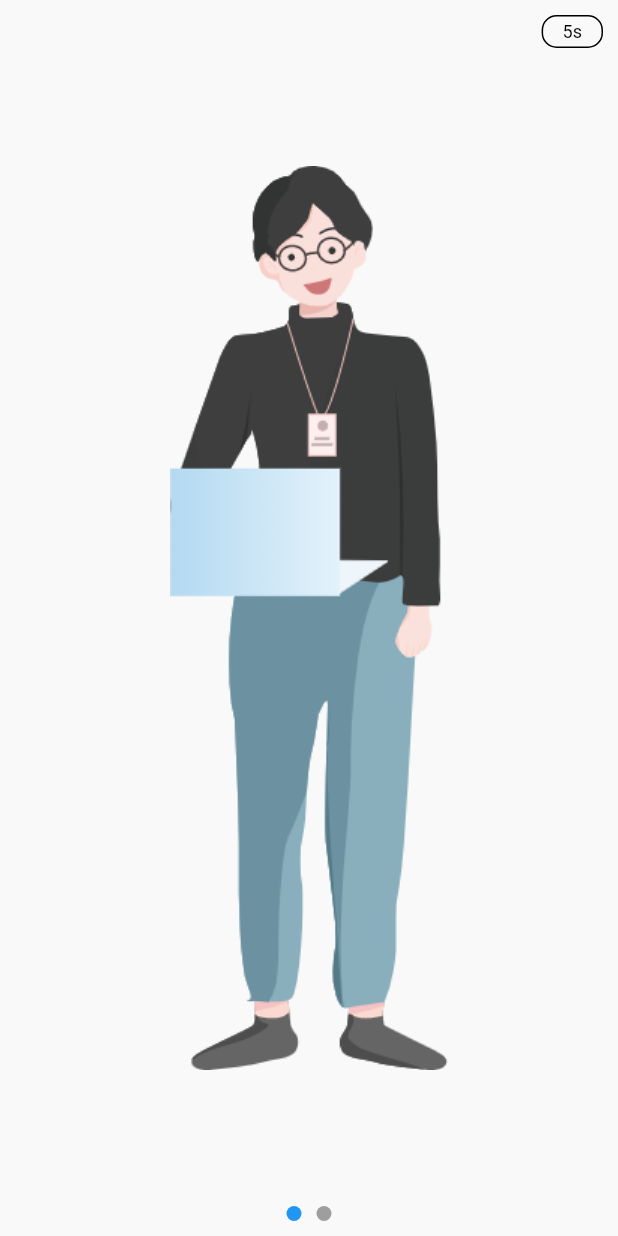
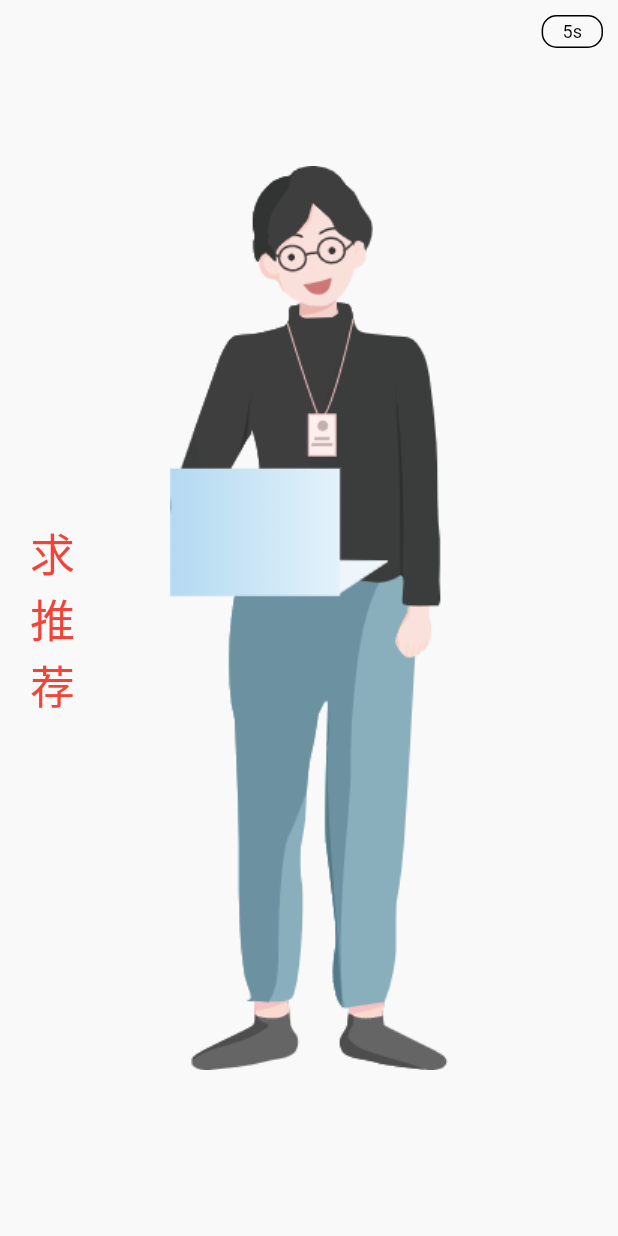
Before and after one commit to woshilll/book_app, a Flutter app: the first screen one second after launch, on a phone screen of 412 x 824 dp. Run offline on Flutter 3.47's test engine with Material 2 defaults, Android fonts, the phone set to English and light mode, and no system bars; our stand-ins replace cached_network_image, dio, flutter_easyloading, flutter_svg, get, logger and 4 more; accounts and stored records are empty.

Commit message:
主页美化

```diff
--- a/lib/main.dart
+++ b/lib/main.dart
@@ -1,3 +1,5 @@
+import 'dart:io';
+
 import 'package:book_app/app_binding.dart';
 import 'package:book_app/di.dart';
 import 'package:book_app/lang/lang_service.dart';
@@ -8,6 +10,7 @@ import 'package:book_app/util/constant.dart';
 import 'package:book_app/util/save_util.dart';
 import 'package:book_app/util/system_utils.dart';
 import 'package:flutter/material.dart';
+import 'package:flutter/services.dart';
 import 'package:flutter_easyloading/flutter_easyloading.dart';
 import 'package:get/get.dart';
 
@@ -15,6 +18,12 @@ void main() async {
   WidgetsFlutterBinding.ensureInitialized();
   await DependencyInjection.init();
   runApp(const App());
+  // if (Platform.isAndroid) {
+  //     // 以下两行 设置android状态栏为透明的沉浸。写在组件渲染之后，是为了在渲染后进行set赋值，覆盖状态栏，写在渲染之前MaterialApp组件会覆盖掉这个值。
+  //     SystemUiOverlayStyle systemUiOverlayStyle =
+  //         const SystemUiOverlayStyle(statusBarColor: Colors.transparent);
+  //     SystemChrome.setSystemUIOverlayStyle(systemUiOverlayStyle);
+  // }
 }
 
 class App extends StatelessWidget {
@@ -24,7 +33,7 @@ class App extends StatelessWidget {
   @override
   Widget build(BuildContext context) {
     String initRoute = Routes.splash;
-    var splashTrue = SaveUtil.getTure(Constant.splashTrue);
+    var splashTrue = SaveUtil.getTrue(Constant.splashTrue);
     if (splashTrue != null && splashTrue) {
       // 去首页
       initRoute = Routes.home;
--- a/lib/splash/splash_controller.dart
+++ b/lib/splash/splash_controller.dart
@@ -4,6 +4,7 @@ import 'package:book_app/log/log.dart';
 import 'package:book_app/route/routes.dart';
 import 'package:book_app/util/constant.dart';
 import 'package:book_app/util/save_util.dart';
+import 'package:flutter/material.dart';
 import 'package:get/get.dart';
 import 'package:sensors_plus/sensors_plus.dart';
 
@@ -13,6 +14,7 @@ class SplashController extends GetxController {
   int pageIndex = 0;
   int timeCountdown = 5;
   late final Timer timeCountdownTimer;
+  late BuildContext context;
 
 
   @override
@@ -22,6 +24,7 @@ class SplashController extends GetxController {
     timeCountdownTimer = Timer.periodic(const Duration(seconds: 1), (timer) {
       if (timeCountdown < 1) {
         timeCountdownTimer.cancel();
+        toHome();
       } else {
         timeCountDown();
       }
--- a/lib/splash/splash_screen.dart
+++ b/lib/splash/splash_screen.dart
@@ -1,5 +1,6 @@
 
 import 'package:book_app/route/routes.dart';
+import 'package:book_app/splash/component/text_paint.dart';
 import 'package:book_app/splash/splash_controller.dart';
 import 'package:book_app/util/system_utils.dart';
 import 'package:flutter/material.dart';
@@ -10,19 +11,22 @@ class SplashScreen extends GetView<SplashController>{
 
   @override
   Widget build(BuildContext context) {
+    controller.context = context;
     return Scaffold(
       body: Stack(
         children: [
-          PageView.builder(
-            itemBuilder: (context, index) {
-              return Image.asset("lib/resource/image/front.png", height: 100, width: 50,);
-            },
-            itemCount: controller.defaultInitPage.length,
-            onPageChanged: (index) => controller.setPageIndex(index),
+          Container(),
+          Positioned(
+            left: 0,
+            right: 0,
+            top: 0,
+            bottom: 0,
+            child: Image.asset("lib/resource/image/front.png"),
           ),
-          _pointDraw(),
+          _textDraw(),
+          // _pointDraw(),
           _timeCountdownDraw(context),
-          _lastPageButtonDraw(context)
+          // _lastPageButtonDraw(context)
         ],
       ),
     );
@@ -69,7 +73,7 @@ class SplashScreen extends GetView<SplashController>{
             builder: (controller) {
               return Container(
                 padding: const EdgeInsets.fromLTRB(13, 3, 13, 3),
-                child: Text("${controller.timeCountdown <= 0 ? '跳过' : controller.timeCountdown}${controller.timeCountdown <= 0 ? '' : 's'}"),
+                child: Text("${controller.timeCountdown}s"),
               );
             },
           ),
@@ -102,4 +106,10 @@ class SplashScreen extends GetView<SplashController>{
       ),
     );
   }
+
+  Widget _textDraw() {
+    return CustomPaint(
+      painter: TextPaint("求推荐"),
+    );
+  }
 }
--- a/lib/theme/theme.dart
+++ b/lib/theme/theme.dart
@@ -1,5 +1,6 @@
 import 'package:flutter/material.dart';
 import 'package:flutter/cupertino.dart';
+import 'package:sqflite/utils/utils.dart';
 
 import 'color.dart';
 class ThemeConfig {
@@ -177,7 +178,7 @@ class ThemeConfig {
   static ThemeData get lightTheme => createTheme(
     brightness: Brightness.light,
     background: ColorConstants.lightScaffoldBackgroundColor,
-    cardBackground: Colors.lightBlue,
+    cardBackground: hexToColor("#409EFF"),
     primaryText: Colors.black,
     secondaryText: Colors.white,
     accentColor: ColorConstants.secondaryAppColor,
@@ -185,7 +186,7 @@ class ThemeConfig {
     buttonBackground: Colors.black38,
     buttonText: ColorConstants.secondaryAppColor,
     disabled: ColorConstants.secondaryAppColor,
-    error: Colors.red,
+    error: hexToColor("#F56C6C"),
   );
 
   static ThemeData get darkTheme => createTheme(
@@ -199,6 +200,6 @@ class ThemeConfig {
     buttonBackground: Colors.white,
     buttonText: ColorConstants.secondaryDarkAppColor,
     disabled: ColorConstants.secondaryDarkAppColor,
-    error: Colors.red,
+    error: hexToColor("#F56C6C"),
   );
 }
--- a/lib/util/constant.dart
+++ b/lib/util/constant.dart
@@ -1,4 +1,5 @@
 class Constant {
   static const String searchHistoryKey = "search_history";
   static const String splashTrue = "splash_true";
+  static const String oldManTrue = "old_man_true";
 }
--- a/lib/util/save_util.dart
+++ b/lib/util/save_util.dart
@@ -29,10 +29,10 @@ class SaveUtil {
     return _sharedPreferences.getStringList(key);
   }
 
-  static void setTrue(key) {
-    _sharedPreferences.setBool(key, true);
+  static void setTrue(key, {bool isTrue = true}) {
+    _sharedPreferences.setBool(key, isTrue);
   }
-  static bool? getTure(key) {
+  static bool? getTrue(key) {
     return _sharedPreferences.getBool(key);
   }
 }
```
Also changed, not shown: lib/module/book/home/book_home_screen.dart (+51 -30 lines), lib/module/book/searchValue/search_value_screen.dart (+9 -3 lines), lib/module/home/home_controller.dart (+79 -4 lines), lib/module/home/home_screen.dart (+97 -32 lines), lib/splash/component/text_paint.dart (added, +36 -0 lines), pubspec.yaml (+4 -3 lines), pubspec.lock, 4 other files.
